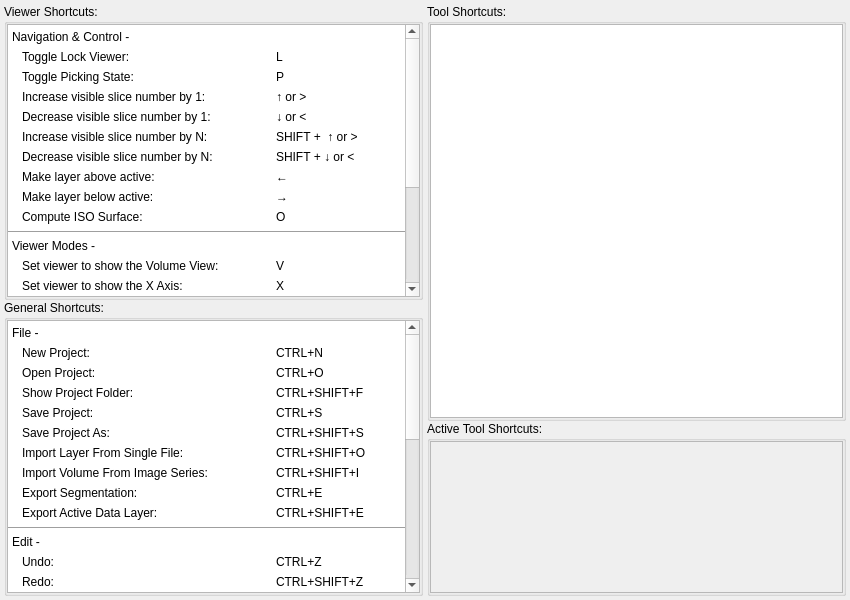
Old version of the form src/Interface/Application/ShortcutsInterface.ui in the repository SCIInstitute/Seg3D.
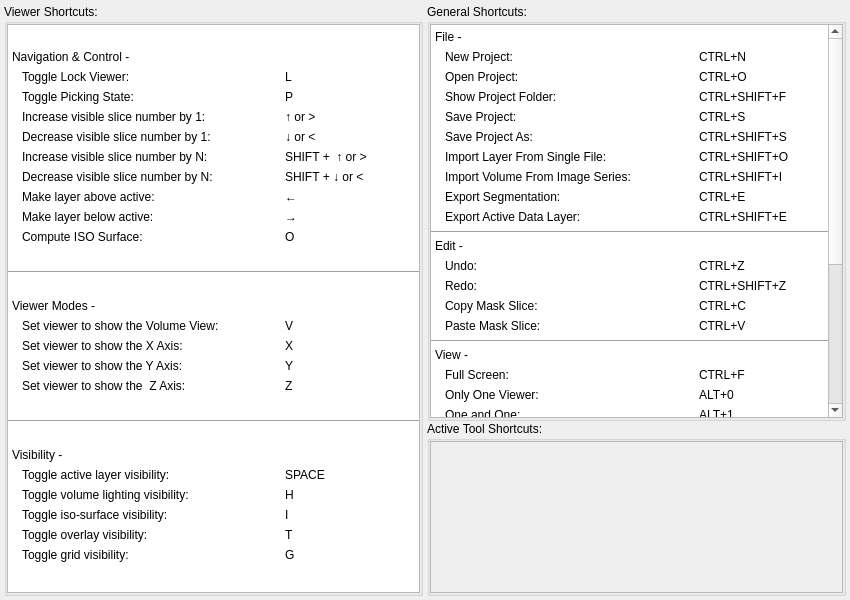
New version of the form.

```diff
--- a/src/Interface/Application/ShortcutsInterface.ui
+++ b/src/Interface/Application/ShortcutsInterface.ui
@@ -45,7 +45,7 @@
    </property>
    <item>
     <widget class="QWidget" name="widget" native="true">
-     <layout class="QVBoxLayout" name="verticalLayout_9" stretch="1,1">
+     <layout class="QVBoxLayout" name="verticalLayout_9" stretch="1">
       <property name="spacing">
        <number>0</number>
       </property>
@@ -74,8 +74,8 @@
              <rect>
               <x>0</x>
               <y>0</y>
-              <width>398</width>
-              <height>444</height>
+              <width>411</width>
+              <height>565</height>
              </rect>
             </property>
             <layout class="QVBoxLayout" name="verticalLayout_13">
@@ -1000,6 +1000,18 @@
         </layout>
        </widget>
       </item>
+     </layout>
+    </widget>
+   </item>
+   <item>
+    <widget class="QWidget" name="widget_2" native="true">
+     <layout class="QVBoxLayout" name="verticalLayout_7">
+      <property name="spacing">
+       <number>0</number>
+      </property>
+      <property name="margin">
+       <number>0</number>
+      </property>
       <item>
        <widget class="QGroupBox" name="groupBox">
         <property name="title">
@@ -1022,8 +1034,8 @@
              <rect>
               <x>0</x>
               <y>0</y>
-              <width>398</width>
-              <height>633</height>
+              <width>396</width>
+              <height>630</height>
              </rect>
             </property>
             <layout class="QVBoxLayout" name="verticalLayout_5">
@@ -2335,58 +2347,6 @@
         </layout>
        </widget>
       </item>
-     </layout>
-    </widget>
-   </item>
-   <item>
-    <widget class="QWidget" name="widget_2" native="true">
-     <layout class="QVBoxLayout" name="verticalLayout_7">
-      <property name="spacing">
-       <number>0</number>
-      </property>
-      <property name="margin">
-       <number>0</number>
-      </property>
-      <item>
-       <widget class="QGroupBox" name="groupBox_2">
-        <property name="title">
-         <string>Tool Shortcuts:</string>
-        </property>
-        <layout class="QHBoxLayout" name="horizontalLayout_5">
-         <property name="spacing">
-          <number>0</number>
-         </property>
-         <property name="margin">
-          <number>0</number>
-         </property>
-         <item>
-          <widget class="QScrollArea" name="scrollArea_2">
-           <property name="widgetResizable">
-            <bool>true</bool>
-           </property>
-           <widget class="QWidget" name="scrollAreaWidgetContents_2">
-            <property name="geometry">
-             <rect>
-              <x>0</x>
-              <y>0</y>
-              <width>415</width>
-              <height>400</height>
-             </rect>
-            </property>
-            <layout class="QVBoxLayout" name="verticalLayout_6">
-             <property name="spacing">
-              <number>0</number>
-             </property>
-             <property name="margin">
-              <number>0</number>
-             </property>
-            </layout>
-           </widget>
-          </widget>
-         </item>
-        </layout>
-       </widget>
-      </item>
       <item>
        <widget class="QGroupBox" name="active_tool_shortcuts_">
         <property name="maximumSize">
```
Left out of the diff: 4 changed lines with no effect on the pictures.
